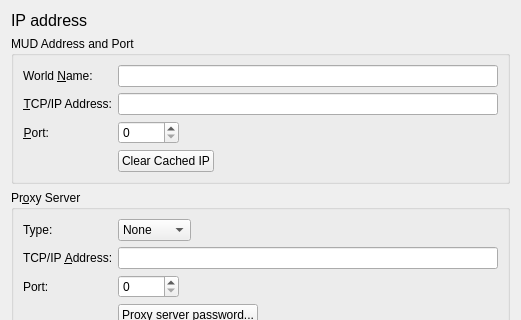
Above: src/ui/worldprefs/prefs_address.ui from jnbooth/qMUSHclient before the change; both pictures show x 0 to 521 and y 0 to 320 of the 521 by 529 pixel window. Below: the same form after it.
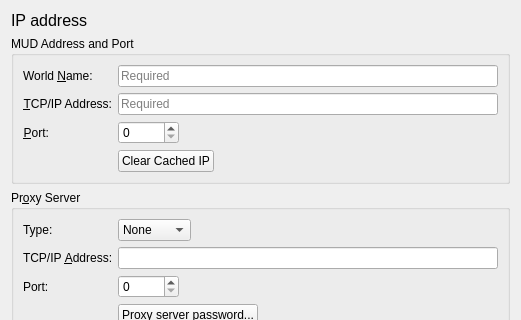
That is the form after the change.

Diff of the .ui file:
```diff
--- a/src/ui/worldprefs/prefs_address.ui
+++ b/src/ui/worldprefs/prefs_address.ui
@@ -55,7 +55,11 @@
        </widget>
       </item>
       <item row="0" column="1">
-       <widget class="QLineEdit" name="name"/>
+       <widget class="QLineEdit" name="name">
+        <property name="placeholderText">
+         <string>Required</string>
+        </property>
+       </widget>
       </item>
       <item row="1" column="0">
        <widget class="QLabel" name="label_site">
@@ -78,6 +82,9 @@
           <verstretch>0</verstretch>
          </sizepolicy>
         </property>
+        <property name="placeholderText">
+         <string>Required</string>
+        </property>
        </widget>
       </item>
       <item row="2" column="0">
```
